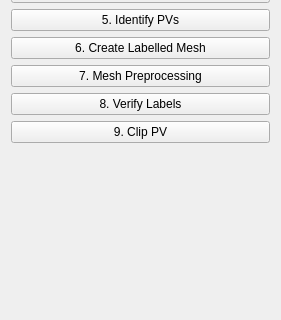
CemrgDevelopers/CemrgApp, file CemrgApp/Plugins/kcl.cemrgapp.atrialstrainmotion/src/internal/AtrialStrainMotionViewControls.ui: the form before one commit; both pictures show x 0 to 281 and y 134 to 454 of the 281 by 555 pixel window.
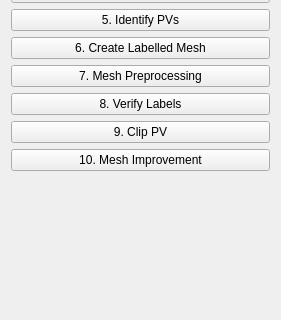
The form after the commit.

Commit message: added MeshImprovement function

```diff
--- a/CemrgApp/Plugins/kcl.cemrgapp.atrialstrainmotion/src/internal/AtrialStrainMotionViewControls.ui
+++ b/CemrgApp/Plugins/kcl.cemrgapp.atrialstrainmotion/src/internal/AtrialStrainMotionViewControls.ui
@@ -93,6 +93,13 @@
      </property>
     </widget>
    </item>
+   <item>
+    <widget class="QPushButton" name="btn_mesh_improvement">
+     <property name="text">
+      <string>10. Mesh Improvement</string>
+     </property>
+    </widget>
+   </item>
    <item>
     <spacer name="spacer1">
      <property name="orientation">
```
The commit also changes 2 other files.
